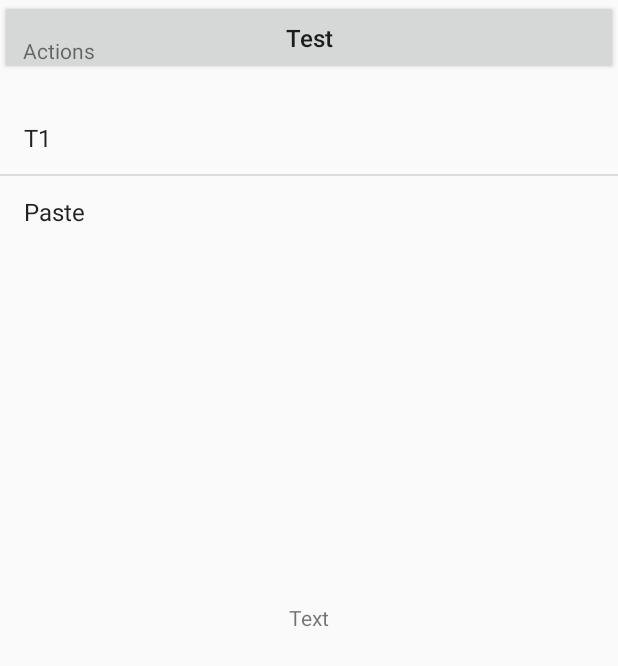
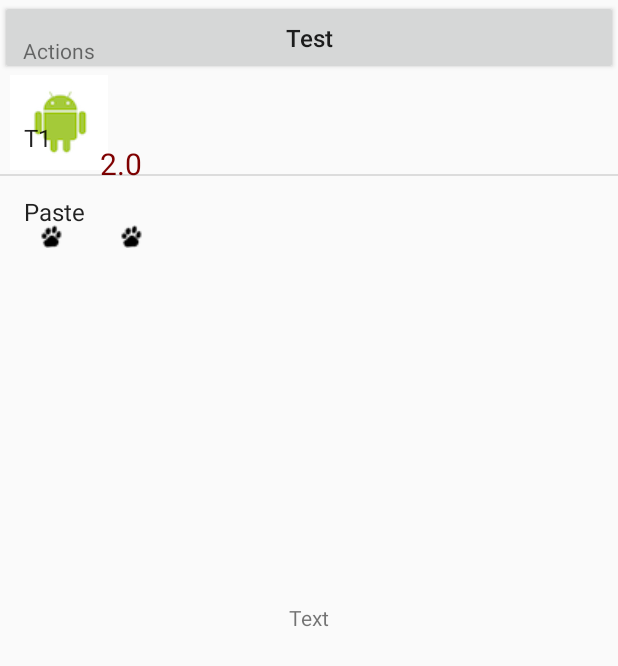
Before and after one commit to Nyerca/AR_Discoverer, an Android app: the SlidingUp screen opened directly, with no data from a screen before it, on a phone screen of 412 x 824 dp. Shown: the top 666 px of the screen. Run offline under Robolectric (Android 15) with nearby library versions, the light colour scheme and no system bars; libraries missing offline, so code that uses them is left out: com.sothree.slidinguppanel; plain views replace SlidingUpPanelLayout; 1 statement that could not run was skipped.

Commit message:
Add custom view to show animal distance

```diff
--- a/app/src/main/java/com/example/appar/DistanceAnimalView.java
+++ b/app/src/main/java/com/example/appar/DistanceAnimalView.java
@@ -1,15 +1,135 @@
 package com.example.appar;
 import android.content.Context;
+import android.content.res.Resources;
 import android.content.res.TypedArray;
+import android.graphics.Bitmap;
+import android.graphics.BitmapFactory;
 import android.graphics.Canvas;
+import android.graphics.Color;
 import android.graphics.Paint;
 import android.graphics.Paint.Style;
+import android.net.Uri;
+import android.provider.MediaStore;
 import android.util.AttributeSet;
+import android.util.Base64;
 import android.view.View;
 
 public class DistanceAnimalView extends View {
+
+    private int shapeColor;
+    private boolean displayShapeName;
+    private float distance;
+    private String imagePath;
+
+    private int shapeWidth = 100;
+    private int shapeHeight = 100;
+    private int textXOffset = 0;
+    private int textYOffset = 30;
+    private Paint paintShape;
+
+    private void setupAttributes(AttributeSet attrs) {
+        // Obtain a typed array of attributes
+        TypedArray a = getContext().getTheme().obtainStyledAttributes(attrs, R.styleable.DistanceAnimalView, 0, 0);
+        // Extract custom attributes into member variables
+        try {
+            shapeColor = a.getColor(R.styleable.DistanceAnimalView_shapeColor, Color.BLACK);
+            displayShapeName = a.getBoolean(R.styleable.DistanceAnimalView_displayShapeName, false);
+            distance = a.getFloat(R.styleable.DistanceAnimalView_distance, 0);
+            imagePath = a.getString(R.styleable.DistanceAnimalView_imagePath);
+        } finally {
+            // TypedArray objects are shared and must be recycled.
+            a.recycle();
+        }
+    }
+
+    public String getImagePath() {
+        return imagePath;
+    }
+
+    public void setImagePath(String path) {
+        this.imagePath = path;
+        invalidate();
+        requestLayout();
+    }
+
+    public float getDistance() {
+        return distance;
+    }
+
+    public void setDistance(float dist) {
+        this.distance = dist;
+        invalidate();
+        requestLayout();
+    }
+
+    public boolean isDisplayingShapeName() {
+        return displayShapeName;
+    }
+
+    public void setDisplayingShapeName(boolean state) {
+        this.displayShapeName = state;
+        invalidate();
+        requestLayout();
+    }
+
+
+    public int getShapeColor() {
+        return shapeColor;
+    }
+
+    public void setShapeColor(int color) {
+        this.shapeColor = color;
+        invalidate();
+        requestLayout();
+    }
+
     public DistanceAnimalView(Context context, AttributeSet attrs) {
         super(context, attrs);
+        setupAttributes(attrs);
+        setupPaint();
+
+    }
+
+
+    @Override
+    protected void onDraw(Canvas canvas) {
+        super.onDraw(canvas);
+        //canvas.drawRect(0, 0, shapeWidth, shapeHeight, paintShape);
+        if (displayShapeName) {
+            //canvas.drawText("Square", shapeWidth + textXOffset, shapeHeight + textXOffset, paintShape);
+        }
+        Resources res = getResources();
+        Bitmap bitmap = BitmapFactory.decodeResource(res, R.drawable.droid_thumb);
+
+        byte [] encodeByte = Base64.decode(imagePath,Base64.DEFAULT);
+        Bitmap bitmap2 = BitmapFactory.decodeByteArray(encodeByte, 0, encodeByte.length);
+
+        Bitmap foot = BitmapFactory.decodeResource(res, R.drawable.paw_one);
+
+        canvas.drawBitmap(bitmap, 10, 0, paintShape);
+        if(distance == 1) {
+            canvas.drawBitmap(foot, 80, 150, paintShape);
+        } else if(distance == 2) {
+            canvas.drawBitmap(foot, 40, 150, paintShape);
+
+            canvas.drawBitmap(foot, 120, 150, paintShape);
+        } else if(distance == 3) {
+            canvas.drawBitmap(foot, 20, 150, paintShape);
+            canvas.drawBitmap(foot, 80, 150, paintShape);
+            canvas.drawBitmap(foot, 140, 150, paintShape);
+        }
+
+
+
+        canvas.drawText("" + distance, shapeWidth + textXOffset, shapeHeight + textXOffset, paintShape);
+
+    }
+
+    private void setupPaint() {
+        paintShape = new Paint();
+        paintShape.setStyle(Style.FILL);
+        paintShape.setColor(shapeColor);
+        paintShape.setTextSize(30);
     }
 
 }
--- a/app/src/main/java/com/example/appar/SlidingUp.java
+++ b/app/src/main/java/com/example/appar/SlidingUp.java
@@ -23,7 +23,7 @@ public class SlidingUp extends AppCompatActivity implements LocationListener {
     protected LocationManager locationManager;
     protected ListView listView;
 
-    private enum Distance {
+    public enum Distance {
         ONE(10),
         TWO(20),
         THREE(30),
--- a/app/src/main/res/layout/sliding_panel.xml
+++ b/app/src/main/res/layout/sliding_panel.xml
@@ -1,7 +1,8 @@
 <?xml version="1.0" encoding="utf-8"?>
 <com.sothree.slidinguppanel.SlidingUpPanelLayout xmlns:sothree="http://schemas.android.com/apk/res-auto"
     xmlns:android="http://schemas.android.com/apk/res/android"
-    xmlns:app="http://schemas.android.com/tools"
+    xmlns:app="http://schemas.android.com/apk/res-auto"
+
     android:id="@+id/sliding_layout"
     android:layout_width="match_parent"
     android:layout_height="match_parent"
@@ -21,6 +22,8 @@
         <com.example.appar.DistanceAnimalView
             app:shapeColor="#7f0000"
             app:displayShapeName="true"
+            app:distance="2"
+            app:imagePath="http://www.pngall.com/wp-content/uploads/2016/06/Bat-Download-PNG.png"
             android:id="@+id/shapeSelector"
             android:layout_width="wrap_content"
             android:layout_height="wrap_content"
--- a/app/src/main/res/values/attrs.xml
+++ b/app/src/main/res/values/attrs.xml
@@ -2,6 +2,8 @@
 <resources>
     <declare-styleable name="DistanceAnimalView">
         <attr name="shapeColor" format="color" />
+        <attr name="distance" format="float" />
+        <attr name="imagePath" format="string" />
         <attr name="displayShapeName" format="boolean" />
     </declare-styleable>
 </resources>
```
Also changed, not shown: app/src/main/res/drawable/paw.png (added), app/src/main/res/drawable/paw_one.png (added).
